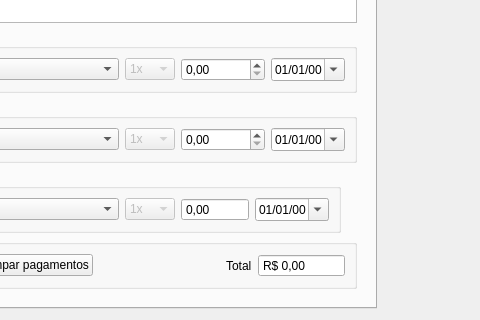
lellisls/ERP-STACCATO, file venda.ui: the form before one commit; both pictures show x 604 to 1084 and y 289 to 609 of the 1084 by 609 pixel window.
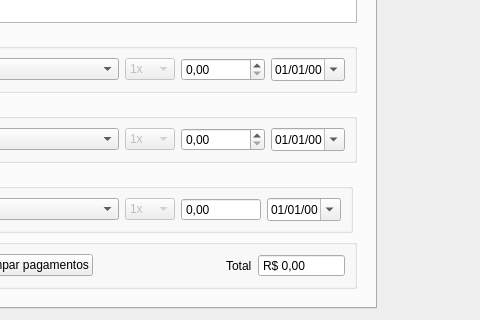
The form after the commit. Custom widgets are drawn as their Qt base class.

Patch:
```diff
--- a/venda.ui
+++ b/venda.ui
@@ -808,6 +808,12 @@
                      <verstretch>0</verstretch>
                     </sizepolicy>
                    </property>
+                   <property name="minimumSize">
+                    <size>
+                     <width>80</width>
+                     <height>0</height>
+                    </size>
+                   </property>
                    <property name="readOnly">
                     <bool>true</bool>
                    </property>
```
Left out of the diff: 12 changed lines with no effect on the pictures.
